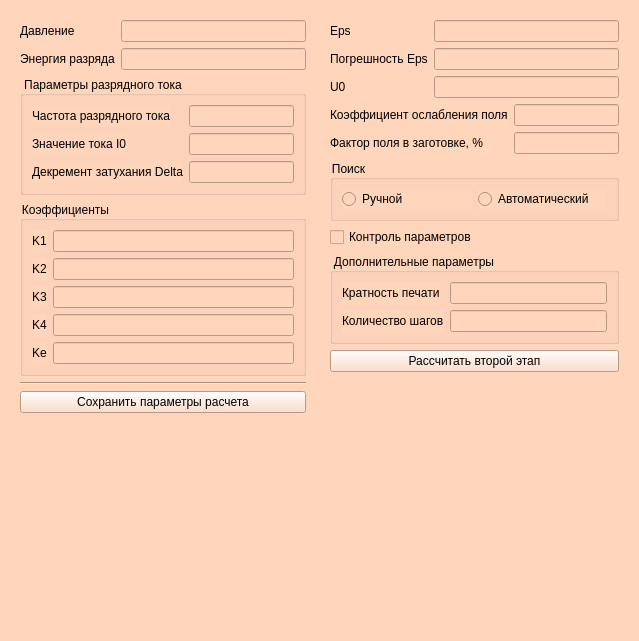
First picture: the form in gui/SecondaryParameters.ui, repository Kroshy1984/MIOM, before the edit.
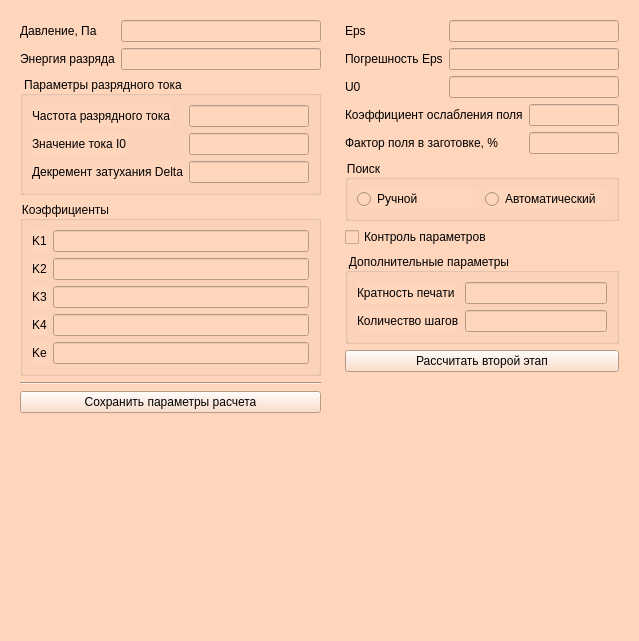
Second picture: the form after the edit.

What changed in the file:
```diff
--- a/gui/SecondaryParameters.ui
+++ b/gui/SecondaryParameters.ui
@@ -25,7 +25,7 @@
         <item row="0" column="0">
          <widget class="QLabel" name="label_7">
           <property name="text">
-           <string>Давление</string>
+           <string>Давление, Па</string>
           </property>
          </widget>
         </item>
@@ -58,7 +58,14 @@
           </widget>
          </item>
          <item row="0" column="1">
-          <widget class="QLineEdit" name="lineEditFrequencyAmper"/>
+          <widget class="QLineEdit" name="lineEditFrequencyAmper">
+           <property name="minimumSize">
+            <size>
+             <width>120</width>
+             <height>0</height>
+            </size>
+           </property>
+          </widget>
          </item>
          <item row="1" column="0">
           <widget class="QLabel" name="label_12">
@@ -68,7 +75,14 @@
           </widget>
          </item>
          <item row="1" column="1">
-          <widget class="QLineEdit" name="lineEditI0"/>
+          <widget class="QLineEdit" name="lineEditI0">
+           <property name="minimumSize">
+            <size>
+             <width>120</width>
+             <height>0</height>
+            </size>
+           </property>
+          </widget>
          </item>
          <item row="2" column="0">
           <widget class="QLabel" name="label_14">
@@ -78,7 +92,14 @@
           </widget>
          </item>
          <item row="2" column="1">
-          <widget class="QLineEdit" name="lineEditDelta"/>
+          <widget class="QLineEdit" name="lineEditDelta">
+           <property name="minimumSize">
+            <size>
+             <width>120</width>
+             <height>0</height>
+            </size>
+           </property>
+          </widget>
          </item>
         </layout>
        </widget>
```
Left out of the diff: 6 changed lines with no effect on the pictures.
